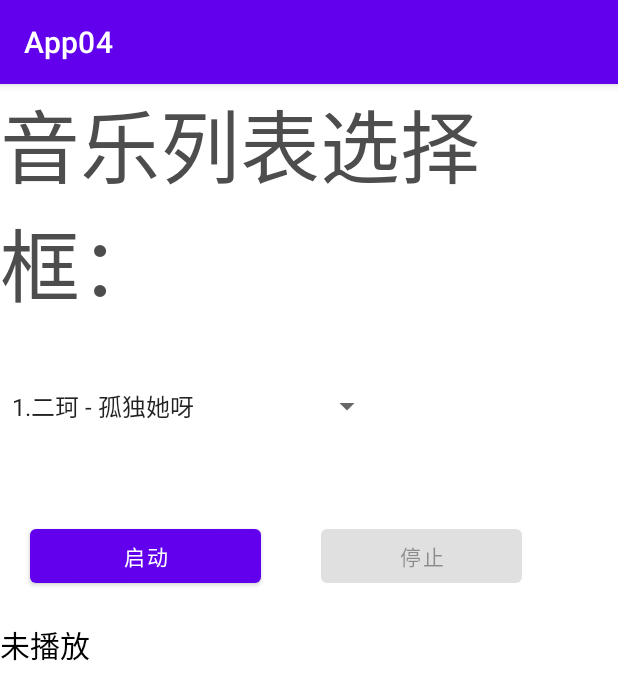
After one commit to waitfuffu/Homework, an Android app: the PlayerActivity screen opened directly, with no data from a screen before it, on a phone screen of 412 x 824 dp. The commit adds this screen. Shown: the top 700 px of the screen. Run offline under Robolectric (Android 15) with nearby library versions, the phone set to English and light mode, and no system bars; 1 statement that could not run was skipped.

Commit message:
add homework 8

```diff
--- /dev/null
+++ b/app/src/main/java/com/example/app04/choose7/PlayerActivity.java
@@ -0,0 +1,147 @@
+package com.example.app04.choose7;
+
+import androidx.annotation.NonNull;
+import androidx.appcompat.app.AppCompatActivity;
+
+import android.app.Service;
+import android.content.ComponentName;
+import android.content.Intent;
+import android.content.ServiceConnection;
+import android.os.Bundle;
+import android.os.Handler;
+import android.os.IBinder;
+import android.os.Message;
+import android.os.Messenger;
+import android.os.RemoteException;
+import android.util.Log;
+import android.view.LayoutInflater;
+import android.view.View;
+import android.widget.Button;
+import android.widget.ProgressBar;
+import android.widget.Spinner;
+import android.widget.TextView;
+import com.example.app04.R;
+import com.example.app04.databinding.ActivityPlayerBinding;
+import java.io.Serializable;
+
+public class PlayerActivity extends AppCompatActivity {
+    private ActivityPlayerBinding viewBinding;
+    private Spinner spinner;
+    private Button b1;
+    private Button b2;
+    private TextView stateText;
+    private ProgressBar pgb;
+    private MainHandler mainHandler;
+    private CharSequence[] array;
+    boolean isStop = false;
+    Intent intent;
+    //Service端的Messenger对象
+    private Messenger mServiceMessenger;
+    //Activity端的Messenger对象
+    private Messenger mActivityMessenger;
+
+    private ServiceConnection connection = new ServiceConnection() {
+        @Override
+        public void onServiceConnected(ComponentName name, IBinder service) {
+            //获取Service端的Messenger
+            Log.i("----IBinder-------", service.toString());
+            mServiceMessenger = new Messenger(service);
+        }
+
+        @Override
+        public void onServiceDisconnected(ComponentName name) {
+
+        }
+    };
+
+    private class MainHandler extends Handler implements Serializable {
+        @Override
+        public void handleMessage(@NonNull Message msg) {
+            if (msg.what == 0x12) {
+                int idPosition = msg.arg1;
+                int barPosition = msg.arg2;
+                //更改文字状态
+                stateText.setText("播放中: " + array[idPosition] + "  " + String.valueOf(barPosition) + "%");
+                //更新进度条
+                pgb.setVisibility(View.VISIBLE);
+                pgb.setProgress(barPosition);
+            }
+                super.handleMessage(msg);
+        }
+    }
+
+    @Override
+    protected void onCreate(Bundle savedInstanceState) {
+        super.onCreate(savedInstanceState);
+        viewBinding = ActivityPlayerBinding.inflate(LayoutInflater.from(this));
+        setContentView(viewBinding.getRoot());
+        init();
+        buttonOnClickListener();
+    }
+
+    public void init() {
+        spinner = viewBinding.c7spinner1;
+        b1 = viewBinding.c7b1;
+        b2 = viewBinding.c7b2;
+        stateText = viewBinding.c7text;
+        pgb = viewBinding.c7bar;
+        array = getResources().getTextArray(R.array.c7musiclist);
+        //首次创建时进度条消失
+        pgb.setVisibility(View.GONE);
+        //用于其他线程更新处理 UI
+        mainHandler = new MainHandler();
+        //绑定
+        intent = new Intent(PlayerActivity.this, PlayerService.class);
+        //不能在OnClick中，因为connection中的方法后执行
+        bindService(intent, connection, Service.BIND_AUTO_CREATE);
+    }
+
+    public void buttonOnClickListener() {
+        b1.setOnClickListener(new View.OnClickListener() {
+            @Override
+            public void onClick(View v) {
+                b2.setEnabled(true);
+                //Activity端的Messenger
+                if (mActivityMessenger == null) {
+                    mActivityMessenger = new Messenger(mainHandler);
+                }
+                int itemPosition = spinner.getSelectedItemPosition();
+                //创建消息
+                Message message = Message.obtain();
+                message.what = 0x11;
+                message.arg1 = itemPosition;
+                Log.i("-----itemPosition----", String.valueOf(itemPosition));
+                //设定消息要回应的Messenger
+                message.replyTo = mActivityMessenger;
+                try {
+                    //通过ServiceMessenger将消息发送到Service中的Handler
+                    Log.i("----------", String.valueOf(mServiceMessenger));
+                    mServiceMessenger.send(message);
+                } catch (Exception e) {
+                    e.printStackTrace();
+                }
+            }
+        });
+        b2.setOnClickListener(new View.OnClickListener() {
+            @Override
+            public void onClick(View v) {
+                Message message = Message.obtain();
+                message.what = 0x21;
+                try {
+                    mServiceMessenger.send(message);
+                } catch (Exception e) {
+                    e.printStackTrace();
+                }
+                if (connection != null) {
+                    //解绑
+                    unbindService(connection);
+                }
+            }
+        });
+    }
+
+    @Override
+    protected void onDestroy() {
+        super.onDestroy();
+    }
+}
--- /dev/null
+++ b/app/src/main/res/layout/activity_player.xml
@@ -0,0 +1,64 @@
+<?xml version="1.0" encoding="utf-8"?>
+<LinearLayout xmlns:android="http://schemas.android.com/apk/res/android"
+    android:layout_width="match_parent"
+    android:layout_height="match_parent"
+    android:orientation="vertical"
+>
+
+    <TextView
+        style="@style/title"
+        android:layout_width="match_parent"
+        android:layout_height="wrap_content"
+        android:text="音乐列表选择框："
+        android:layout_marginBottom="20dp"/>
+
+    <Spinner
+        android:id="@+id/c7spinner1"
+        style="@style/title"
+        android:layout_width="255dp"
+        android:layout_height="72dp"
+        android:layout_marginBottom="20dp"
+        android:entries="@array/c7musiclist" />
+
+    <LinearLayout
+        android:id="@+id/c7line2"
+        android:layout_width="match_parent"
+        android:layout_height="wrap_content"
+        android:orientation="horizontal"
+        >
+
+        <Button
+            android:id="@+id/c7b1"
+            android:layout_width="154dp"
+            android:layout_height="wrap_content"
+            android:layout_margin="20dp"
+            android:text="启动" />
+
+        <Button
+            android:id="@+id/c7b2"
+            android:layout_width="134dp"
+            android:layout_height="wrap_content"
+            android:layout_margin="20dp"
+            android:text="停止"
+            android:enabled="false"/>
+    </LinearLayout>
+
+    <TextView
+        android:id="@+id/c7text"
+        android:layout_width="match_parent"
+        android:layout_height="wrap_content"
+        android:text="未播放"
+        android:textSize="20dp"
+        android:textColor="@color/black"
+        android:layout_marginBottom="10dp"/>
+
+    <ProgressBar
+        android:id="@+id/c7bar"
+        android:layout_width="138dp"
+        android:layout_height="164dp"
+        android:layout_gravity="center"
+        android:max="100"
+        android:progress="0"
+        />
+
+</LinearLayout>
--- a/app/src/main/res/values/array.xml
+++ b/app/src/main/res/values/array.xml
@@ -10,4 +10,10 @@
         <item>进入第六个选项</item>
         <item>进入第七个选项</item>
     </string-array>
+
+    <string-array name="c7musiclist">
+        <item>1.二珂 - 孤独她呀</item>
+        <item>2.二珂 - 藏着</item>
+        <item>3.余佳运 - 再一起</item>
+    </string-array>
 </resources>
```
Also changed, not shown: app/src/main/AndroidManifest.xml (+11 -4 lines), app/src/main/java/com/example/app04/choose7/PlayerService.java (added, +94 -0 lines), app/src/main/java/com/example/app04/initmain/InfoActivity.java (+11 -0 lines), 3 other files.
